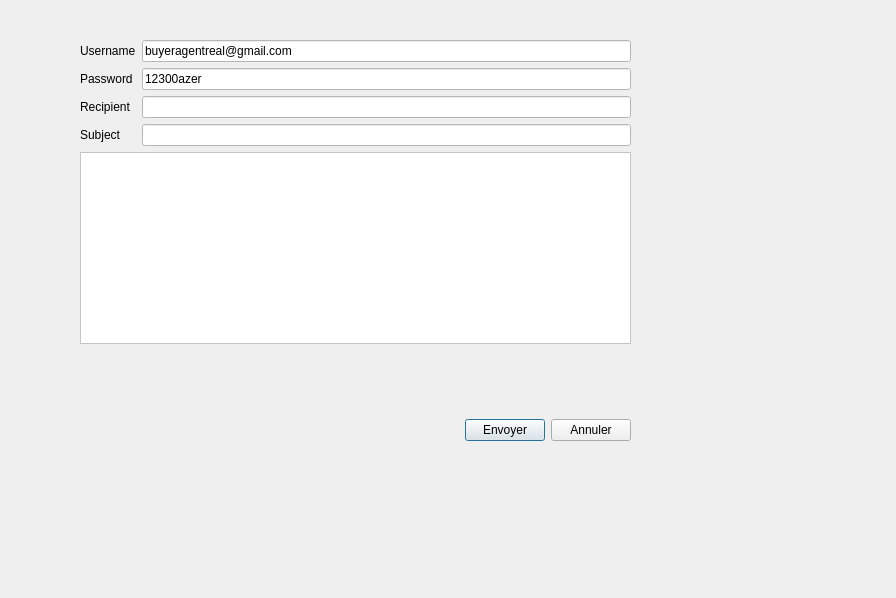
Qt form email.ui (Armi64bit/Smart_Real_Estate_Agency_2A8) before a commit.
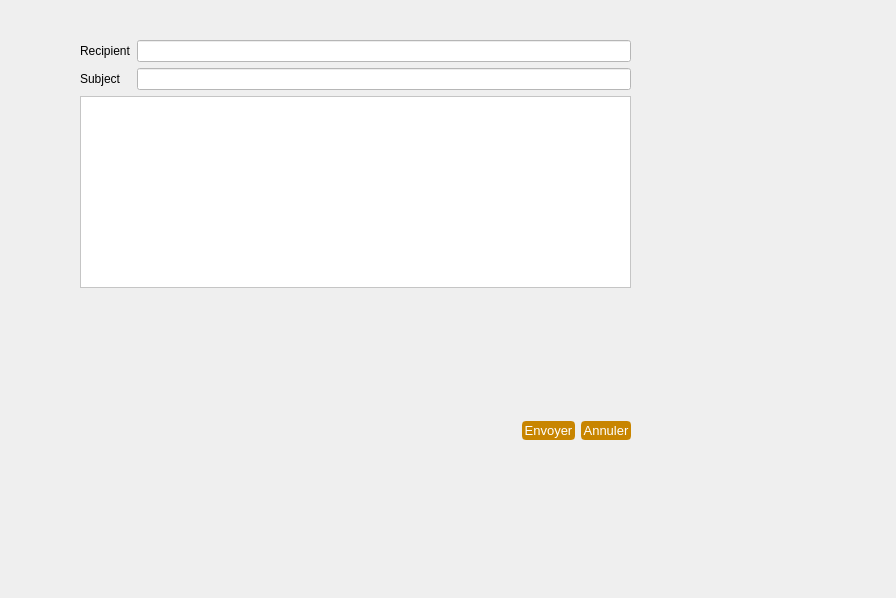
The same form after that commit.

What changed in the file:
```diff
--- a/email.ui
+++ b/email.ui
@@ -26,61 +26,27 @@
     <item>
      <layout class="QFormLayout" name="formLayout">
       <item row="0" column="0">
-       <widget class="QLabel" name="nomLabel">
-        <property name="text">
-         <string>Username</string>
-        </property>
-       </widget>
-      </item>
-      <item row="0" column="1">
-       <widget class="QLineEdit" name="uname">
-        <property name="styleSheet">
-         <string notr="true">background-color: rgb(255, 255, 255);</string>
-        </property>
-        <property name="text">
-         <string>buyeragentreal@gmail.com</string>
-        </property>
-       </widget>
-      </item>
-      <item row="1" column="0">
-       <widget class="QLabel" name="prenomLabel">
-        <property name="text">
-         <string>Password</string>
-        </property>
-       </widget>
-      </item>
-      <item row="1" column="1">
-       <widget class="QLineEdit" name="passwd_2">
-        <property name="styleSheet">
-         <string notr="true">background-color: rgb(255, 255, 255);</string>
-        </property>
-        <property name="text">
-         <string>12300azer</string>
-        </property>
-       </widget>
-      </item>
-      <item row="2" column="0">
        <widget class="QLabel" name="recipientLabel">
         <property name="text">
          <string>Recipient</string>
         </property>
        </widget>
       </item>
-      <item row="2" column="1">
+      <item row="0" column="1">
        <widget class="QLineEdit" name="recipient_2">
         <property name="styleSheet">
          <string notr="true">background-color: rgb(255, 255, 255);</string>
         </property>
        </widget>
       </item>
-      <item row="3" column="0">
+      <item row="1" column="0">
        <widget class="QLabel" name="subjectLabel">
         <property name="text">
          <string>Subject</string>
         </property>
        </widget>
       </item>
-      <item row="3" column="1">
+      <item row="1" column="1">
        <widget class="QLineEdit" name="subjectLineEdit_2">
         <property name="styleSheet">
          <string notr="true">background-color: rgb(255, 255, 255);</string>
@@ -126,6 +92,21 @@
       </item>
       <item>
        <widget class="QPushButton" name="envoyer_dialog_2">
+        <property name="styleSheet">
+         <string notr="true">QPushButton
+{background-color: rgb(200,133,0);
+color : white;
+font: 10pt Arial;
+            border-radius: 4px;
+            text-shadow: 0 1px 1px rgba(0, 0, 0, 0.2);
+border: 2px solid rgb(200,133,0);
+}
+
+QPushButton:hover {
+border: 2px solid rgb(200,146,0);
+background-color : rgb(200,149,47);
+}</string>
+        </property>
         <property name="text">
          <string>Envoyer</string>
         </property>
@@ -133,6 +114,21 @@
       </item>
       <item>
        <widget class="QPushButton" name="annuler_mail_2">
+        <property name="styleSheet">
+         <string notr="true">QPushButton
+{background-color: rgb(200,133,0);
+color : white;
+font: 10pt Arial;
+            border-radius: 4px;
+            text-shadow: 0 1px 1px rgba(0, 0, 0, 0.2);
+border: 2px solid rgb(200,133,0);
+}
+
+QPushButton:hover {
+border: 2px solid rgb(200,146,0);
+background-color : rgb(200,149,47);
+}</string>
+        </property>
         <property name="text">
          <string>Annuler</string>
         </property>
```
